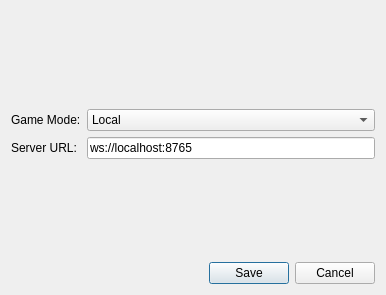
SuheybAden/Shax-Desktop-Client, file src/gui/settingswindow.ui: the form before one commit.
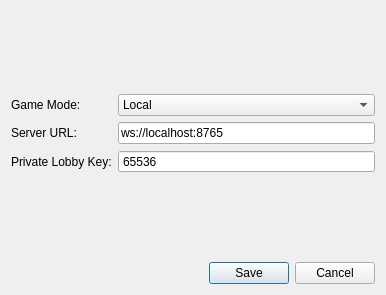
The form after the commit.

Commit message: Limited range of lobby key inputs

The edit to the form file:
```diff
--- a/src/gui/settingswindow.ui
+++ b/src/gui/settingswindow.ui
@@ -62,6 +62,29 @@
       <widget class="QLineEdit" name="urlLineEdit">
        <property name="text">
         <string>ws://localhost:8765</string>
+       </property>
+       <property name="placeholderText">
+        <string>ex: ws://url:port</string>
+       </property>
+      </widget>
+     </item>
+     <item row="2" column="0">
+      <widget class="QLabel" name="label_2">
+       <property name="text">
+        <string>Private Lobby Key:</string>
+       </property>
+      </widget>
+     </item>
+     <item row="2" column="1">
+      <widget class="QSpinBox" name="lobbyKeySpinBox">
+       <property name="buttonSymbols">
+        <enum>QAbstractSpinBox::NoButtons</enum>
+       </property>
+       <property name="minimum">
+        <number>65536</number>
+       </property>
+       <property name="maximum">
+        <number>429496729</number>
        </property>
       </widget>
      </item>
```
Left out of the diff: 5 changed lines with no effect on the pictures. The commit also changes 1 other file.
